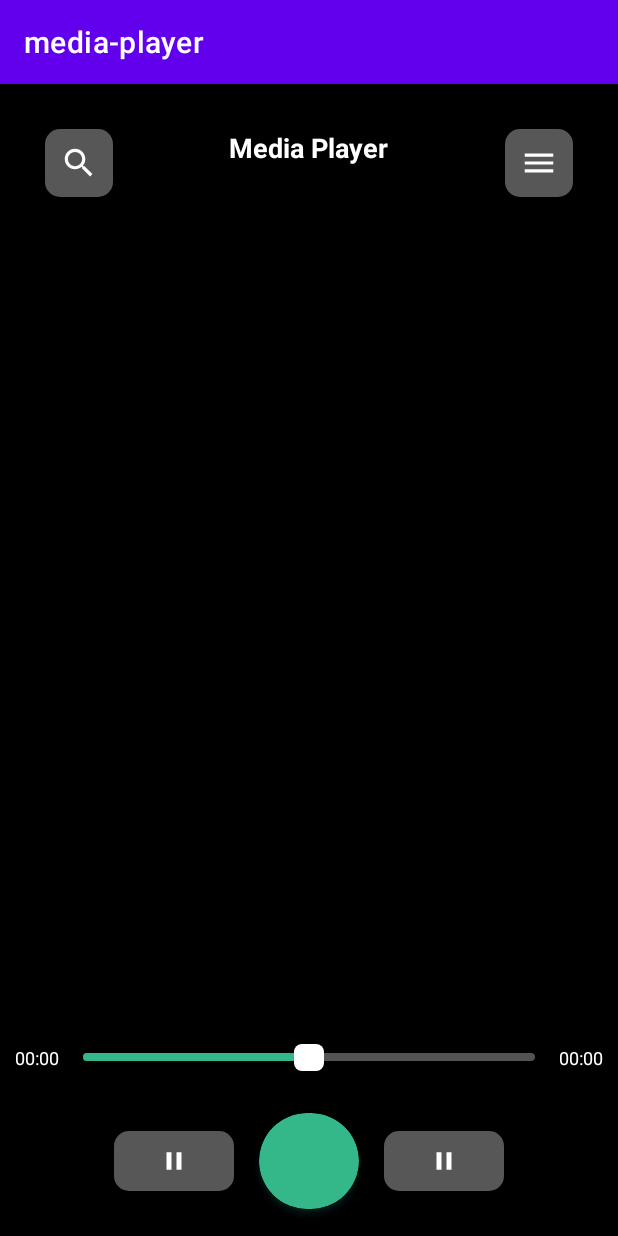
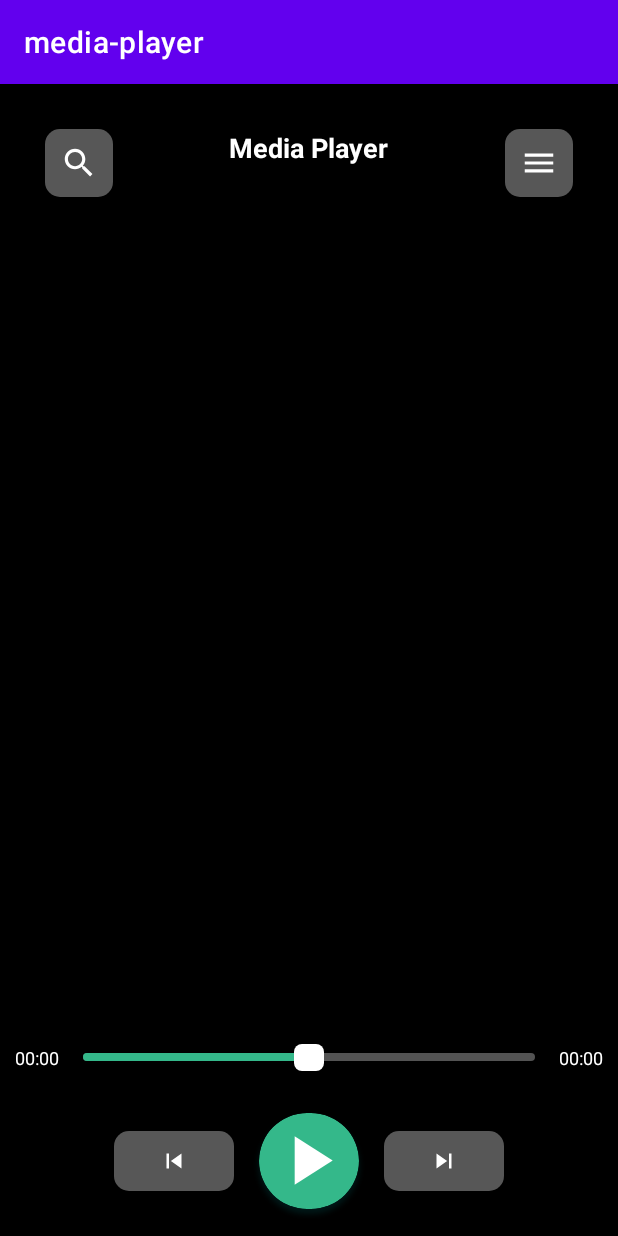
Before and after one commit to AnawaratneMANA/ANDROID-MEDIA-PLAYER, an Android app: the screen it shows after launch (MainActivity), on a phone screen of 412 x 824 dp. Run offline under Robolectric (Android 15) with nearby library versions, the phone set to English and light mode, and no system bars.

Commit message:
Player UI Created.

```diff
--- /dev/null
+++ b/app/src/main/res/drawable/play_button.xml
@@ -0,0 +1,5 @@
+<vector android:height="24dp" android:tint="#FFFFFF"
+    android:viewportHeight="24" android:viewportWidth="24"
+    android:width="24dp" xmlns:android="http://schemas.android.com/apk/res/android">
+    <path android:fillColor="@android:color/white" android:pathData="M8,5v14l11,-7z"/>
+</vector>
--- a/app/src/main/res/layout/activity_main.xml
+++ b/app/src/main/res/layout/activity_main.xml
@@ -8,6 +8,7 @@
     tools:context=".MainActivity">
 
     <RelativeLayout
+        android:id="@+id/header_section"
         android:padding="10dp"
         android:layout_width="match_parent"
         android:layout_height="wrap_content">
@@ -50,7 +51,16 @@
 
         </LinearLayout>
     </RelativeLayout>
+    <androidx.recyclerview.widget.RecyclerView
+        android:id="@+id/recyclerview"
+        android:padding="5dp"
+        android:layout_width="match_parent"
+        android:layout_below="@id/header_section"
+        android:layout_above="@id/footer_section"
+        android:layout_height="match_parent"/>
+
     <LinearLayout
+        android:id="@+id/footer_section"
         android:layout_width="match_parent"
         android:layout_height="wrap_content"
         android:orientation="vertical"
@@ -100,13 +110,15 @@
             android:gravity="center">
 
             <ImageView
+                android:id="@+id/previous_button"
                 android:layout_width="80dp"
                 android:layout_height="40dp"
-                android:src="@drawable/pause_botton"
+                android:src="@drawable/previous_button"
                 android:background="@drawable/round_back_10"
                 android:padding="10dp"/>
 
             <androidx.cardview.widget.CardView
+                android:id="@+id/play_pause_button"
                 android:layout_width="100dp"
                 android:layout_height="100dp"
                 app:cardBackgroundColor="@color/custom_green"
@@ -114,17 +126,21 @@
                 app:cardCornerRadius="50dp"
                 android:outlineAmbientShadowColor="#56BA97"
                 android:outlineSpotShadowColor="@color/teal_700">
+                <ImageView
+                    android:id="@+id/play_pause_icon"
+                    android:layout_width="55dp"
+                    android:layout_height="55dp"
+                    android:src="@drawable/play_button"
+                    android:layout_gravity="center"/>
             </androidx.cardview.widget.CardView>
 
             <ImageView
-
+                android:id="@+id/next_button"
                 android:layout_width="80dp"
                 android:layout_height="40dp"
-                android:src="@drawable/pause_botton"
+                android:src="@drawable/next_button"
                 android:background="@drawable/round_back_10"
                 android:padding="10dp"/>
-
         </LinearLayout>
     </LinearLayout>
-
 </RelativeLayout>
```
